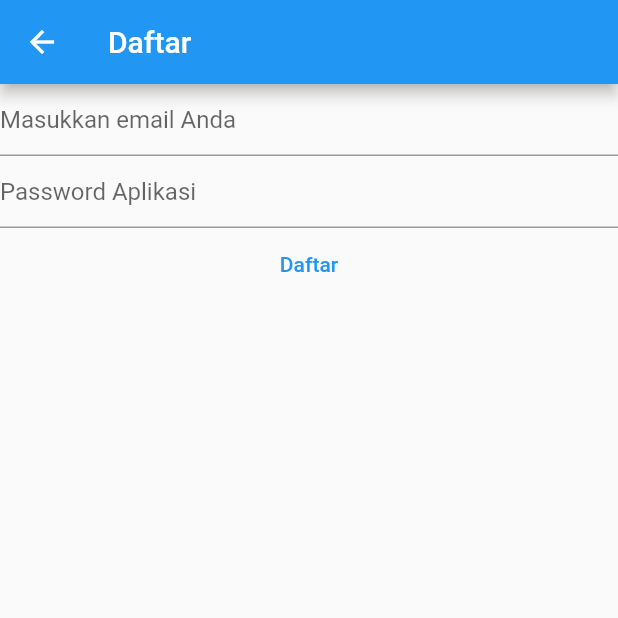
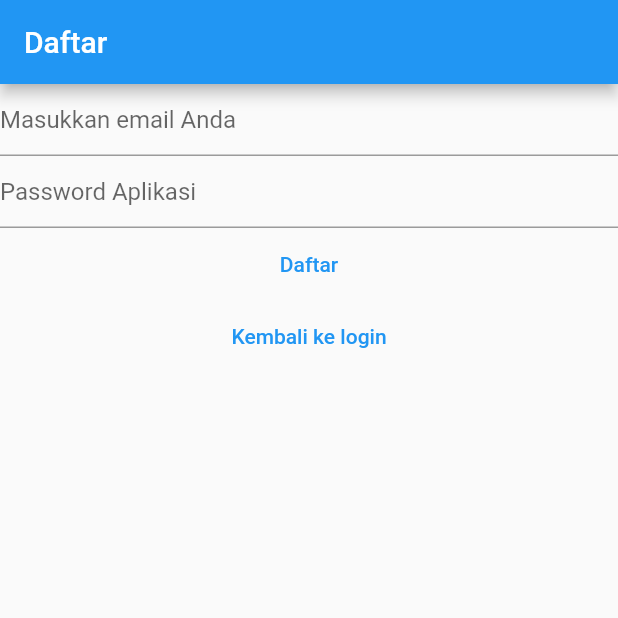
Before and after one commit to gueshindu/belanja-ku, a Flutter app: the HalamanDaftar screen opened directly, on a phone screen of 412 x 824 dp, the top half of it. Run offline on Flutter 3.47's test engine with Material 2 defaults, Android fonts, the phone set to English and light mode, and no system bars; our stand-ins replace firebase_auth, firebase_core; accounts and stored records are empty.

Commit message:
Commit 2

```diff
--- a/belanjaku/lib/views/halaman_register.dart
+++ b/belanjaku/lib/views/halaman_register.dart
@@ -1,7 +1,5 @@
-import 'package:firebase_core/firebase_core.dart';
 import 'package:flutter/material.dart';
 import 'package:firebase_auth/firebase_auth.dart';
-import 'package:belanjaku/firebase_options.dart';
 
 class HalamanDaftar extends StatefulWidget {
   const HalamanDaftar({Key? key}) : super(key: key);
@@ -32,31 +30,22 @@
   Widget build(BuildContext context) {
     return Scaffold(
       appBar: AppBar(
-        title: const Text('Daftar'),
+        title: const Text("Daftar"),
       ),
-      body: FutureBuilder(
-        future: Firebase.initializeApp(
-          options: DefaultFirebaseOptions.currentPlatform,
-        ),
-        builder: (context, snapshot) {
-          switch (snapshot.connectionState) {
-            case ConnectionState.done:
-              return Column(
+      body: Column(
         children: [
           TextField(
             keyboardType: TextInputType.emailAddress,
             autocorrect: false,
             enableSuggestions: true,
-                    decoration:
-                        const InputDecoration(hintText: 'Masukkan email Anda'),
+            decoration: const InputDecoration(hintText: 'Masukkan email Anda'),
             controller: email,
           ),
           TextField(
             obscureText: true,
             enableSuggestions: false,
             autocorrect: false,
-                    decoration:
-                        const InputDecoration(hintText: 'Password Aplikasi'),
+            decoration: const InputDecoration(hintText: 'Password Aplikasi'),
             controller: passwd,
           ),
           TextButton(
@@ -74,12 +63,13 @@
             },
             child: const Text("Daftar"),
           ),
+          TextButton(
+              onPressed: () {
+                Navigator.of(context)
+                    .pushNamedAndRemoveUntil("/login/", (route) => false);
+              },
+              child: const Text('Kembali ke login')),
         ],
-              );
-            default:
-              return const Text("Membuka...");
-          }
-        },
       ),
     );
   }
```
Also changed, not shown: belanjaku/lib/main.dart (+22 -6 lines), belanjaku/lib/views/halaman_login.dart (+17 -21 lines), belanjaku/lib/views/halaman_verifikasi.dart (added, +32 -0 lines), 4 other files. Lines whose indentation alone changed are shown as unchanged.
